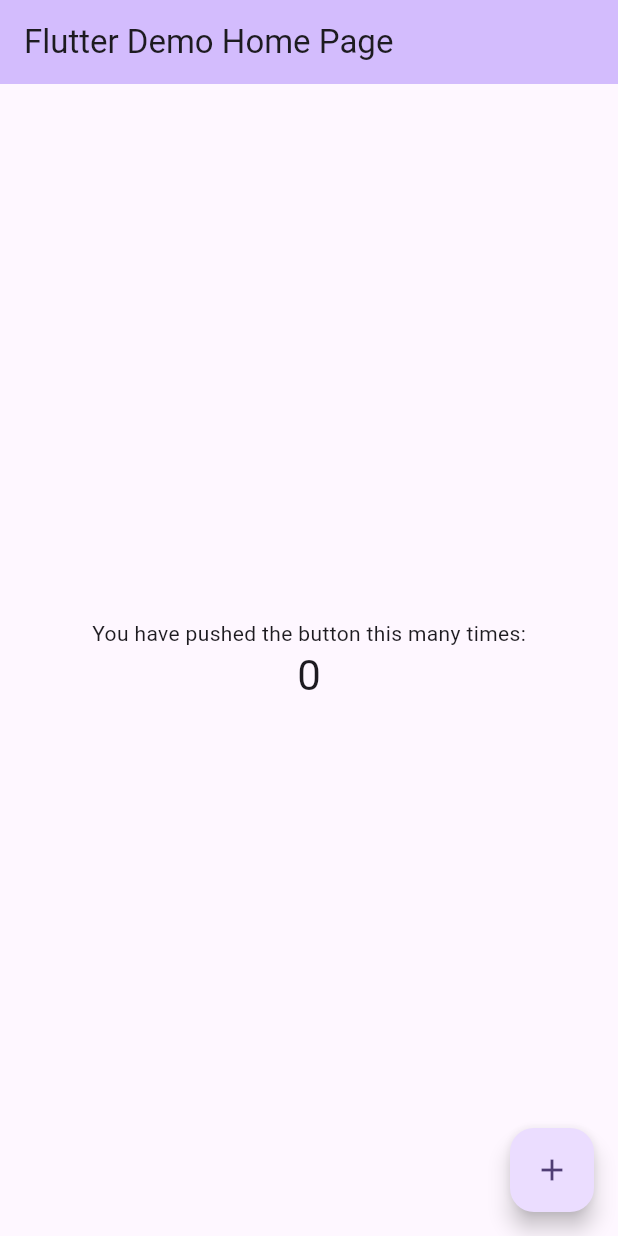
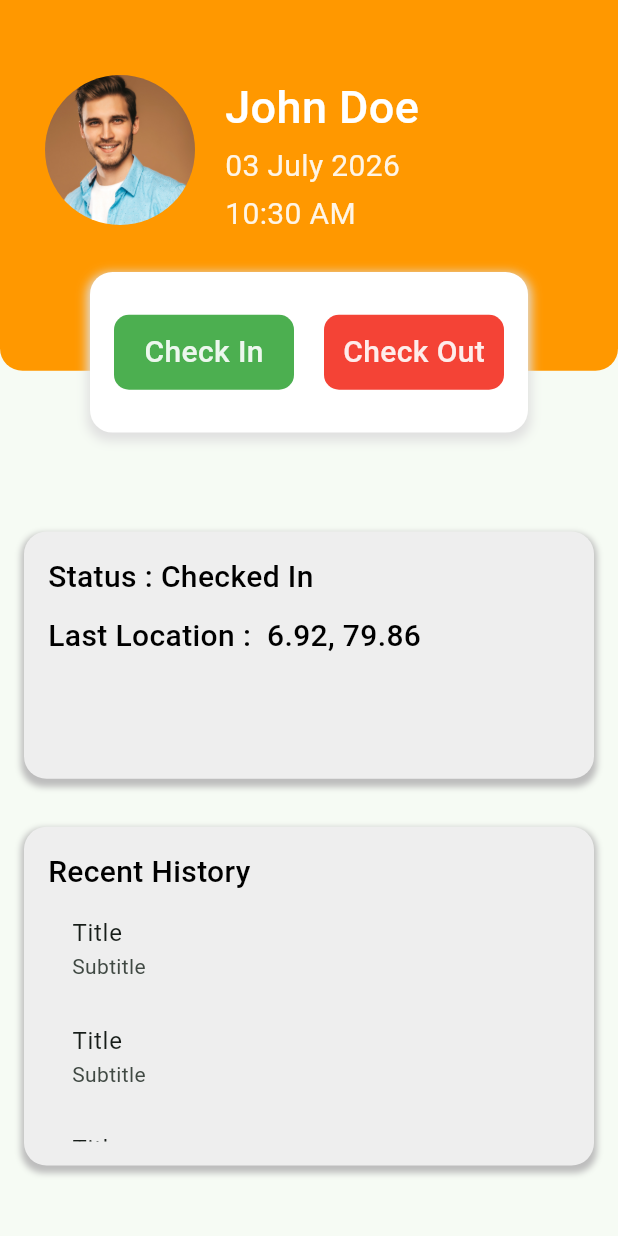
Before and after one commit to PathumDilhara/GeoAttend, a Flutter app: the screen it shows after launch, on a phone screen of 412 x 824 dp. Run offline on Flutter 3.47's test engine with Material 3 defaults, Android fonts, the phone set to English and light mode, and no system bars.

Commit message:
Home screen implementing

```diff
--- a/lib/main.dart
+++ b/lib/main.dart
@@ -1,122 +1,23 @@
 import 'package:flutter/material.dart';
+import 'package:geo_attend/screens/home_screen.dart';
 
 void main() {
-  runApp(const MyApp());
+  runApp(MyApp());
 }
 
 class MyApp extends StatelessWidget {
   const MyApp({super.key});
 
-  // This widget is the root of your application.
   @override
   Widget build(BuildContext context) {
     return MaterialApp(
-      title: 'Flutter Demo',
+      debugShowCheckedModeBanner: false,
+      title: "Geo-Tagged Attendance Management App",
       theme: ThemeData(
-        // This is the theme of your application.
-        //
-        // TRY THIS: Try running your application with "flutter run". You'll see
-        // the application has a purple toolbar. Then, without quitting the app,
-        // try changing the seedColor in the colorScheme below to Colors.green
-        // and then invoke "hot reload" (save your changes or press the "hot
-        // reload" button in a Flutter-supported IDE, or press "r" if you used
-        // the command line to start the app).
-        //
-        // Notice that the counter didn't reset back to zero; the application
-        // state is not lost during the reload. To reset the state, use hot
-        // restart instead.
-        //
-        // This works for code too, not just values: Most code changes can be
-        // tested with just a hot reload.
-        colorScheme: ColorScheme.fromSeed(seedColor: Colors.deepPurple),
+        useMaterial3: true,
+        colorScheme: ColorScheme.fromSeed(seedColor: Colors.greenAccent),
       ),
-      home: const MyHomePage(title: 'Flutter Demo Home Page'),
+      home: HomeScreen(),
     );
   }
 }
-
-class MyHomePage extends StatefulWidget {
-  const MyHomePage({super.key, required this.title});
-
-  // This widget is the home page of your application. It is stateful, meaning
-  // that it has a State object (defined below) that contains fields that affect
-  // how it looks.
-
-  // This class is the configuration for the state. It holds the values (in this
-  // case the title) provided by the parent (in this case the App widget) and
-  // used by the build method of the State. Fields in a Widget subclass are
-  // always marked "final".
-
-  final String title;
-
-  @override
-  State<MyHomePage> createState() => _MyHomePageState();
-}
-
-class _MyHomePageState extends State<MyHomePage> {
-  int _counter = 0;
-
-  void _incrementCounter() {
-    setState(() {
-      // This call to setState tells the Flutter framework that something has
-      // changed in this State, which causes it to rerun the build method below
-      // so that the display can reflect the updated values. If we changed
-      // _counter without calling setState(), then the build method would not be
-      // called again, and so nothing would appear to happen.
-      _counter++;
-    });
-  }
-
-  @override
-  Widget build(BuildContext context) {
-    // This method is rerun every time setState is called, for instance as done
-    // by the _incrementCounter method above.
-    //
-    // The Flutter framework has been optimized to make rerunning build methods
-    // fast, so that you can just rebuild anything that needs updating rather
-    // than having to individually change instances of widgets.
-    return Scaffold(
-      appBar: AppBar(
-        // TRY THIS: Try changing the color here to a specific color (to
-        // Colors.amber, perhaps?) and trigger a hot reload to see the AppBar
-        // change color while the other colors stay the same.
-        backgroundColor: Theme.of(context).colorScheme.inversePrimary,
-        // Here we take the value from the MyHomePage object that was created by
-        // the App.build method, and use it to set our appbar title.
-        title: Text(widget.title),
-      ),
-      body: Center(
-        // Center is a layout widget. It takes a single child and positions it
-        // in the middle of the parent.
-        child: Column(
-          // Column is also a layout widget. It takes a list of children and
-          // arranges them vertically. By default, it sizes itself to fit its
-          // children horizontally, and tries to be as tall as its parent.
-          //
-          // Column has various properties to control how it sizes itself and
-          // how it positions its children. Here we use mainAxisAlignment to
-          // center the children vertically; the main axis here is the vertical
-          // axis because Columns are vertical (the cross axis would be
-          // horizontal).
-          //
-          // TRY THIS: Invoke "debug painting" (choose the "Toggle Debug Paint"
-          // action in the IDE, or press "p" in the console), to see the
-          // wireframe for each widget.
-          mainAxisAlignment: MainAxisAlignment.center,
-          children: <Widget>[
-            const Text('You have pushed the button this many times:'),
-            Text(
-              '$_counter',
-              style: Theme.of(context).textTheme.headlineMedium,
-            ),
-          ],
-        ),
-      ),
-      floatingActionButton: FloatingActionButton(
-        onPressed: _incrementCounter,
-        tooltip: 'Increment',
-        child: const Icon(Icons.add),
-      ), // This trailing comma makes auto-formatting nicer for build methods.
-    );
-  }
-}
--- /dev/null
+++ b/lib/screens/home_screen.dart
@@ -0,0 +1,260 @@
+import 'package:flutter/material.dart';
+import 'package:geo_attend/widgets/custom_button.dart';
+
+class HomeScreen extends StatefulWidget {
+  const HomeScreen({super.key});
+
+  @override
+  State<HomeScreen> createState() => _HomeScreenState();
+}
+
+class _HomeScreenState extends State<HomeScreen> {
+  double cardBR = 15;
+  double mainPad = 16;
+
+  @override
+  Widget build(BuildContext context) {
+    final screenHeight = MediaQuery.of(context).size.height;
+    final screenWidth = MediaQuery.of(context).size.width;
+    return Scaffold(
+      // appBar: AppBar(title: Text("GeoAttend")),
+      body: SingleChildScrollView(
+        child: Column(
+          children: [
+            // Employee data card + check in/out card
+            SizedBox(
+              height: screenHeight * 0.35,
+              child: Stack(
+                children: [
+                  // Employee data card
+                  _buildEmployeeInformationCard(screenHeight),
+
+                  // Check in checkout card
+                  Positioned(
+                    bottom: 0,
+                    left: 10,
+                    right: 10,
+                    child: _buildCheckInOutCard(screenHeight),
+                  ),
+                ],
+              ),
+            ),
+            SizedBox(height: 50),
+
+            // current state showing
+            _buildCurrentStateCard(screenHeight),
+
+            // Recent history
+            _buildRecentHistoryCard(screenHeight),
+          ],
+        ),
+      ),
+    );
+  }
+
+  // ======================== Employe information card =============
+  Widget _buildEmployeeInformationCard(double screenHeight) {
+    return Container(
+      padding: EdgeInsets.symmetric(vertical: 50, horizontal: 30),
+      width: double.infinity,
+      height: screenHeight * 0.3,
+      decoration: BoxDecoration(
+        borderRadius: BorderRadius.only(
+          bottomLeft: Radius.circular(cardBR),
+          bottomRight: Radius.circular(cardBR),
+        ),
+        color: Colors.orange,
+      ),
+      child: Row(
+        crossAxisAlignment: CrossAxisAlignment.start,
+        mainAxisAlignment: MainAxisAlignment.start,
+        children: [
+          // User profile icon
+          SizedBox(
+            width: 100,
+            height: 100,
+            child: ClipRRect(
+              borderRadius: BorderRadius.circular(100),
+              child: Image.asset(
+                "assets/images/profile.jpg",
+                fit: BoxFit.cover,
+              ),
+            ),
+          ),
+          SizedBox(width: 20),
+
+          // user name and other data
+          Column(
+            mainAxisSize: MainAxisSize.min,
+            mainAxisAlignment: MainAxisAlignment.start,
+            crossAxisAlignment: CrossAxisAlignment.start,
+            children: [
+              Text(
+                "John Doe",
+                softWrap: true,
+                style: TextStyle(
+                  fontSize: 30,
+                  fontWeight: FontWeight.w500,
+                  color: Colors.white,
+                ),
+              ),
+              SizedBox(height: 3),
+
+              // Today date
+              Text(
+                "03 July 2026",
+                softWrap: true,
+                style: TextStyle(
+                  fontSize: 20,
+                  fontWeight: FontWeight.w400,
+                  color: Colors.white.withValues(alpha: 0.9),
+                  overflow: TextOverflow.ellipsis,
+                ),
+              ),
+              SizedBox(height: 3),
+
+              // current live time
+              Text(
+                "10:30 AM",
+                softWrap: true,
+                style: TextStyle(
+                  fontSize: 20,
+                  fontWeight: FontWeight.w400,
+                  color: Colors.white.withValues(alpha: 0.9),
+                  overflow: TextOverflow.ellipsis,
+                ),
+              ),
+            ],
+          ),
+        ],
+      ),
+    );
+  }
+
+  // ===================== Check in out card =============================
+  Widget _buildCheckInOutCard(double screenHeight) {
+    return Container(
+      margin: EdgeInsets.symmetric(horizontal: 50),
+      width: double.infinity,
+      height: screenHeight * 0.13,
+      decoration: BoxDecoration(
+        borderRadius: BorderRadius.circular(cardBR),
+        color: Colors.white,
+        boxShadow: [
+          BoxShadow(
+            color: Colors.grey.shade300,
+            blurRadius: 5,
+            spreadRadius: 2,
+            offset: Offset(0, 3),
+          ),
+        ],
+      ),
+      child: Row(
+        mainAxisAlignment: MainAxisAlignment.center,
+        children: [
+          customButton(title: "Check In", bgColor: Colors.green, onTap: () {}),
+          SizedBox(width: 20),
+          customButton(title: "Check Out", bgColor: Colors.red, onTap: () {}),
+        ],
+      ),
+    );
+  }
+
+  // ================================ Current state card ======================
+  Widget _buildCurrentStateCard(double screenHeight) {
+    return Container(
+      margin: EdgeInsets.all(mainPad),
+      padding: EdgeInsets.all(16),
+      width: double.infinity,
+      height: screenHeight * 0.2,
+      decoration: BoxDecoration(
+        borderRadius: BorderRadius.circular(cardBR),
+        color: Colors.grey.shade200,
+        boxShadow: [
+          BoxShadow(
+            color: Colors.grey.shade400,
+            spreadRadius: 2,
+            blurRadius: 3,
+            offset: Offset(0, 3),
+          ),
+        ],
+      ),
+      child: Column(
+        crossAxisAlignment: CrossAxisAlignment.start,
+        children: [
+          Text(
+            "Status : Checked In", // TODO
+            style: TextStyle(
+              fontSize: 20,
+              fontWeight: FontWeight.w500,
+              color: Colors.black,
+            ),
+          ),
+          SizedBox(height: 10,),
+
+          Text(
+            "Last Location :  6.92, 79.86", // TODO
+            style: TextStyle(
+              fontSize: 20,
+              fontWeight: FontWeight.w500,
+              color: Colors.black,
+            ),
+          ),
+        ],
+      ),
+    );
+  }
+
+  // =================== Attendance recent history ======================
+  Widget _buildRecentHistoryCard(double screenHeight) {
+    return Container(
+      margin: EdgeInsets.all(mainPad),
+      padding: EdgeInsets.all(16),
+      width: double.infinity,
+      // height: screenHeight * 0.3,
+      decoration: BoxDecoration(
+        borderRadius: BorderRadius.circular(cardBR),
+        color: Colors.grey.shade200,
+        boxShadow: [
+          BoxShadow(
+            color: Colors.grey.shade400,
+            spreadRadius: 2,
+            blurRadius: 3,
+            offset: Offset(0, 3),
+          ),
+        ],
+      ),
+      child: Column(
+        crossAxisAlignment: CrossAxisAlignment.start,
+        children: [
+          Text(
+            "Recent History",
+            style: TextStyle(
+              fontSize: 20,
+              fontWeight: FontWeight.w500,
+              color: Colors.black,
+            ),
+          ),
+
+          Material(
+            clipBehavior: Clip.antiAlias,
+            color:  Colors.grey.shade200,
+            child: SizedBox(
+              height: screenHeight * 0.2,
+              child: ListView.builder(
+                itemCount: 3,
+                itemBuilder: (context, index) {
+                  return ListTile(
+                    tileColor: Colors.grey.shade200,
+                    title: Text("Title"),
+                    subtitle: Text("Subtitle"),
+                  );
+                },
+              ),
+            ),
+          ),
+        ],
+      ),
+    );
+  }
+}
--- /dev/null
+++ b/lib/widgets/custom_button.dart
@@ -0,0 +1,40 @@
+import 'package:flutter/material.dart';
+
+Widget customButton({
+  required String title,
+  required Color bgColor,
+  required VoidCallback onTap,
+  double height = 50,
+  double width = 120,
+}) {
+  double br = 10;
+
+  return Material(
+    color: bgColor,
+    borderRadius: BorderRadius.circular(br),
+    child: InkWell(
+      borderRadius: BorderRadius.circular(br),
+      overlayColor: WidgetStatePropertyAll(Colors.white.withValues(alpha: 0.3)),
+      // hoverColor: Colors.red,
+      onTap: onTap,
+      child: Container(
+        width: width,
+        height: height,
+        decoration: BoxDecoration(
+          borderRadius: BorderRadius.circular(br),
+          // color: bgColor,
+        ),
+        child: Center(
+          child: Text(
+            title,
+            style: TextStyle(
+              fontSize: 20,
+              fontWeight: FontWeight.w500,
+              color: Colors.white.withValues(alpha: 0.9),
+            ),
+          ),
+        ),
+      ),
+    ),
+  );
+}
--- a/pubspec.yaml
+++ b/pubspec.yaml
@@ -58,9 +58,8 @@ flutter:
   uses-material-design: true
 
   # To add assets to your application, add an assets section, like this:
-  # assets:
-  #   - images/a_dot_burr.jpeg
-  #   - images/a_dot_ham.jpeg
+  assets:
+     - assets/images/
 
   # An image asset can refer to one or more resolution-specific "variants", see
   # https://flutter.dev/to/resolution-aware-images
```
Also changed, not shown: assets/images/profile.jpg (added).
